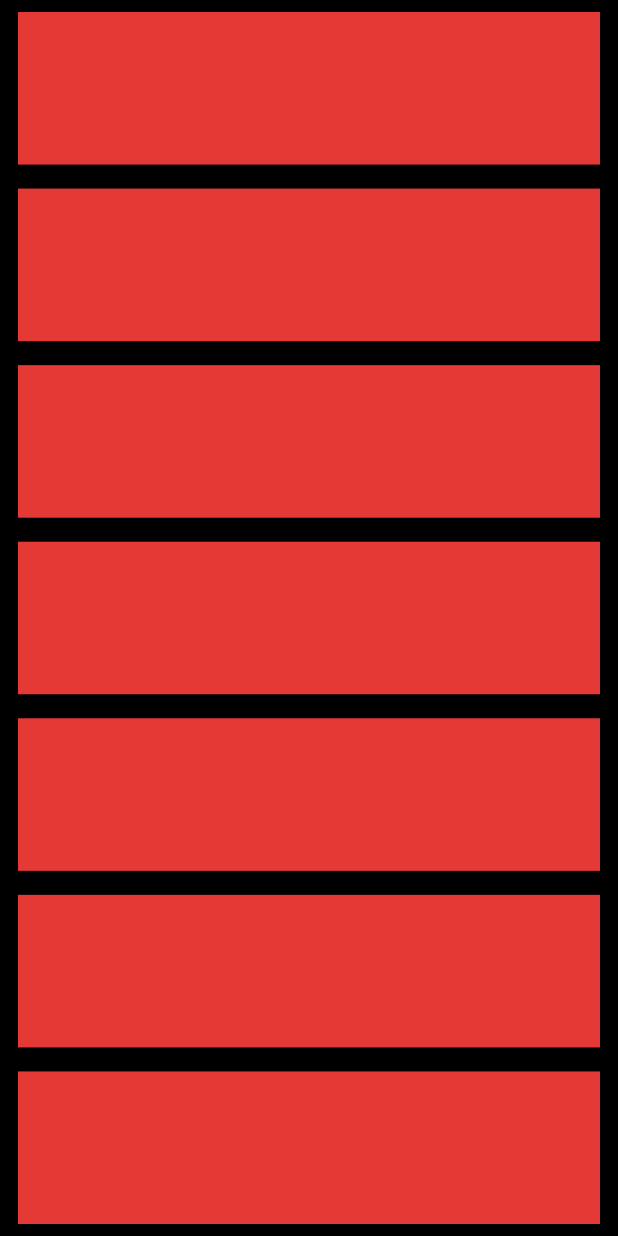
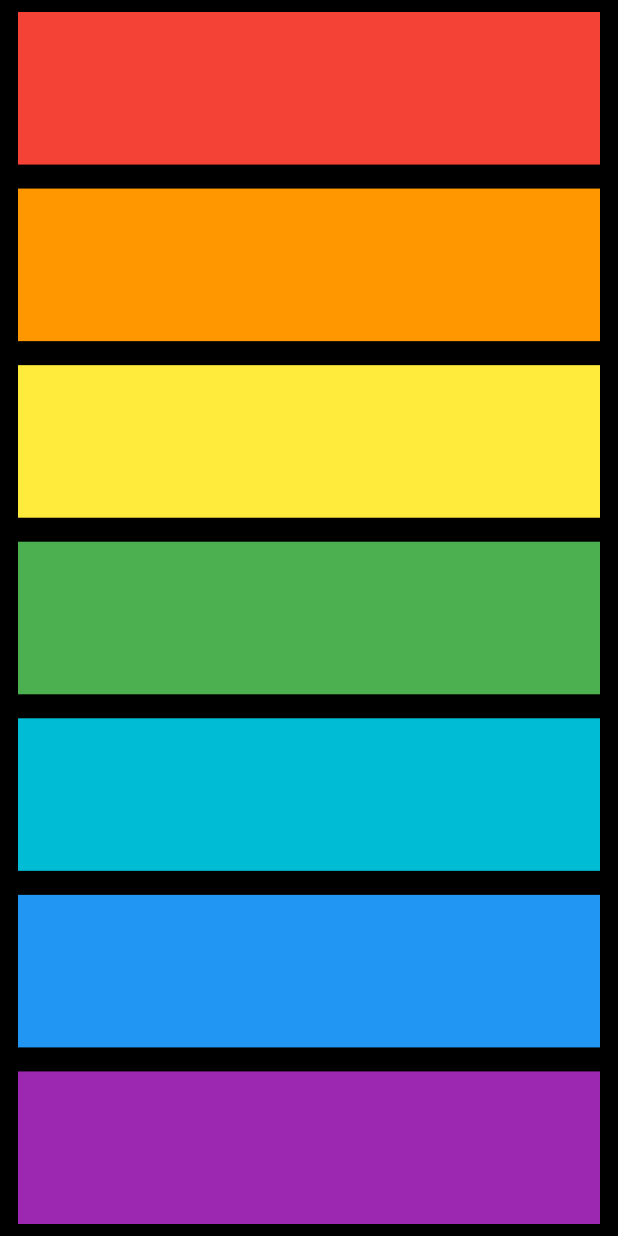
Before and after one commit to malith45/xylophone_app, a Flutter app: the screen it shows after launch, on a phone screen of 412 x 824 dp. Run offline on Flutter 3.47's test engine with Material 3 defaults, Android fonts, the phone set to English and light mode, and no system bars; our stand-ins replace audioplayers.

Commit message:
Every function is working.

```diff
--- a/lib/main.dart
+++ b/lib/main.dart
@@ -23,13 +23,13 @@ class _XylophoneAppState extends State<XylophoneApp> {
             mainAxisAlignment: MainAxisAlignment.spaceEvenly,
             crossAxisAlignment: CrossAxisAlignment.stretch,
             children: [
-              keyBoard(1),
-              keyBoard(2),
-              keyBoard(3),
-              keyBoard(4),
-              keyBoard(5),
-              keyBoard(6),
-              keyBoard(7),
+              keyBoard(key: 1, color: Colors.red),
+              keyBoard(key: 2, color: Colors.orange),
+              keyBoard(key: 3, color: Colors.yellow),
+              keyBoard(key: 4, color: Colors.green),
+              keyBoard(key: 5, color: Colors.cyan),
+              keyBoard(key: 6, color: Colors.blue),
+              keyBoard(key: 7, color: Colors.purple),
             ],
           ),
         ),
@@ -42,15 +42,15 @@ class _XylophoneAppState extends State<XylophoneApp> {
     await player.play(AssetSource('audio/note$track.wav'));
   }
 
-  Expanded keyBoard(int key) {
+  Expanded keyBoard({required int key, required Color color}) {
     return Expanded(
-      child: TextButton(
-          onPressed: () async {
-            audioPlay(key);
-          },
-          child: Container(
-            color: const Color(0xffE53935),
-          )),
-    );
+        child: TextButton(
+      onPressed: () async {
+        audioPlay(key);
+      },
+      child: Container(
+        color: color,
+      ),
+    ));
   }
 }
```
